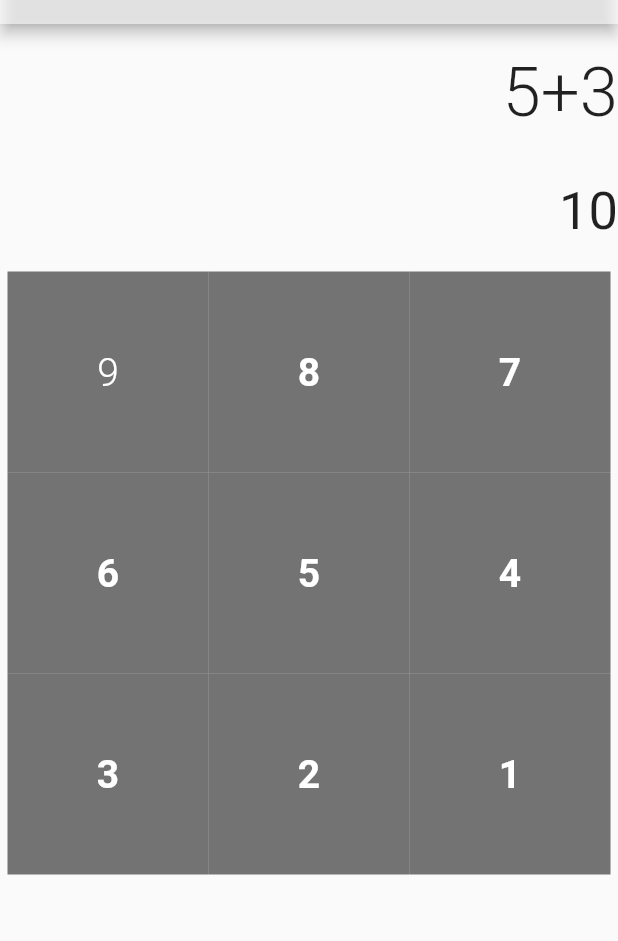
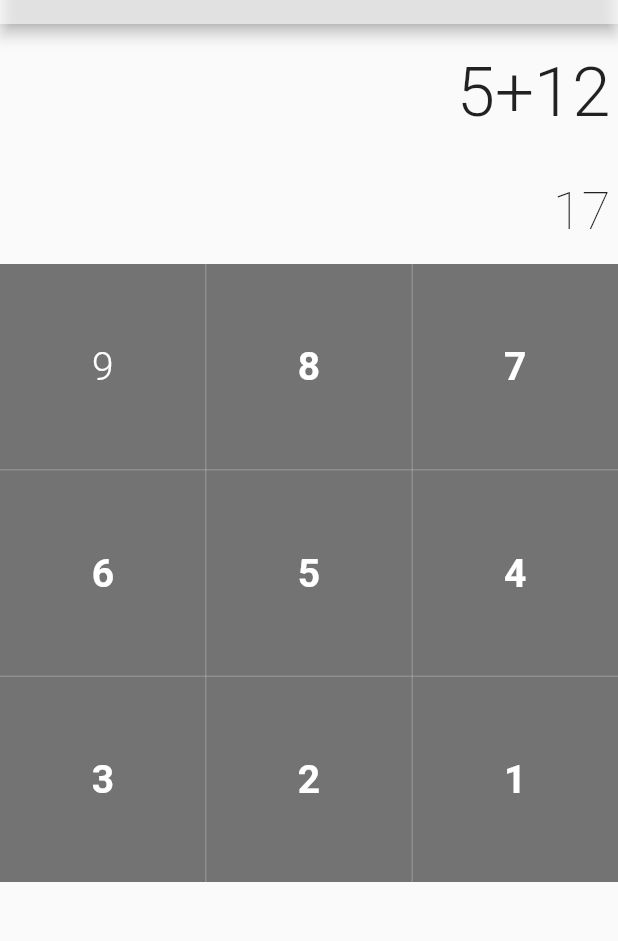
Before and after one commit to PrinceIbs/flutter_calculator, a Flutter app: the screen it shows after launch, on a phone screen of 412 x 824 dp, the part 60-1001 px from its top. Run offline on Flutter 3.47's test engine with Material 2 defaults, Android fonts, the phone set to English and light mode, and no system bars.

Commit message:
First touch on calculator UI

```diff
--- a/lib/main.dart
+++ b/lib/main.dart
@@ -25,8 +25,9 @@ class Calculator extends StatelessWidget {
                   Container(
                     height: 90,
                     alignment: Alignment.centerRight,
+                    padding: EdgeInsets.only(right: 5),
                     child: Text(
-                      "5+3",
+                      "5+12",
                       textDirection: TextDirection.ltr,
                       style: TextStyle(
                         fontSize: 46,
@@ -37,25 +38,22 @@ class Calculator extends StatelessWidget {
                   Container(
                     alignment: Alignment.centerRight,
                     height: 70,
+                      padding: EdgeInsets.only(right: 5),
                       child: Text(
-                    "10",
+                    "17",
                     textDirection: TextDirection.ltr,
                         style: TextStyle(
-                          fontSize: 35
+                          fontSize: 35,
+                            fontWeight: FontWeight.w200,
                         ),
                     )
                   ),
                   Expanded(
                     child: Container(
-                        child:
-                        CustomScrollView(
+                        child: GridView.count(
                             primary: false,
-                          slivers: <Widget>[
-                            SliverPadding(
-                                padding: const EdgeInsets.all(5),
-                                sliver: SliverGrid.count(
-                                  crossAxisSpacing: 0,
-                                  mainAxisSpacing: 0,
+                            crossAxisSpacing: .2,
+                            mainAxisSpacing: .2,
                             crossAxisCount: 3,
                             children: <Widget>[
                               Container(
@@ -171,10 +169,9 @@ class Calculator extends StatelessWidget {
                                   ),
                                 ),
                               ),
-                                  ],
-                                ))
-                      ],
-                    )),
+                            ]
+                        )
+                        )
                         ),
             ]))));
   }
```
Also changed, not shown: 1 other file. Lines whose indentation alone changed are shown as unchanged.
